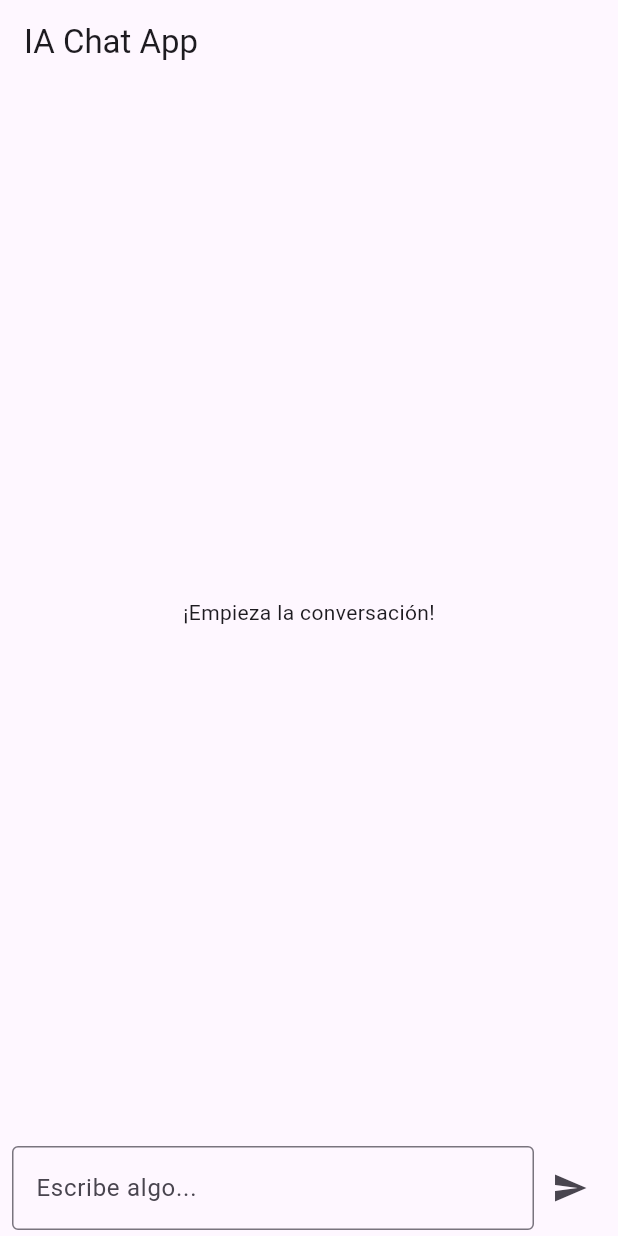
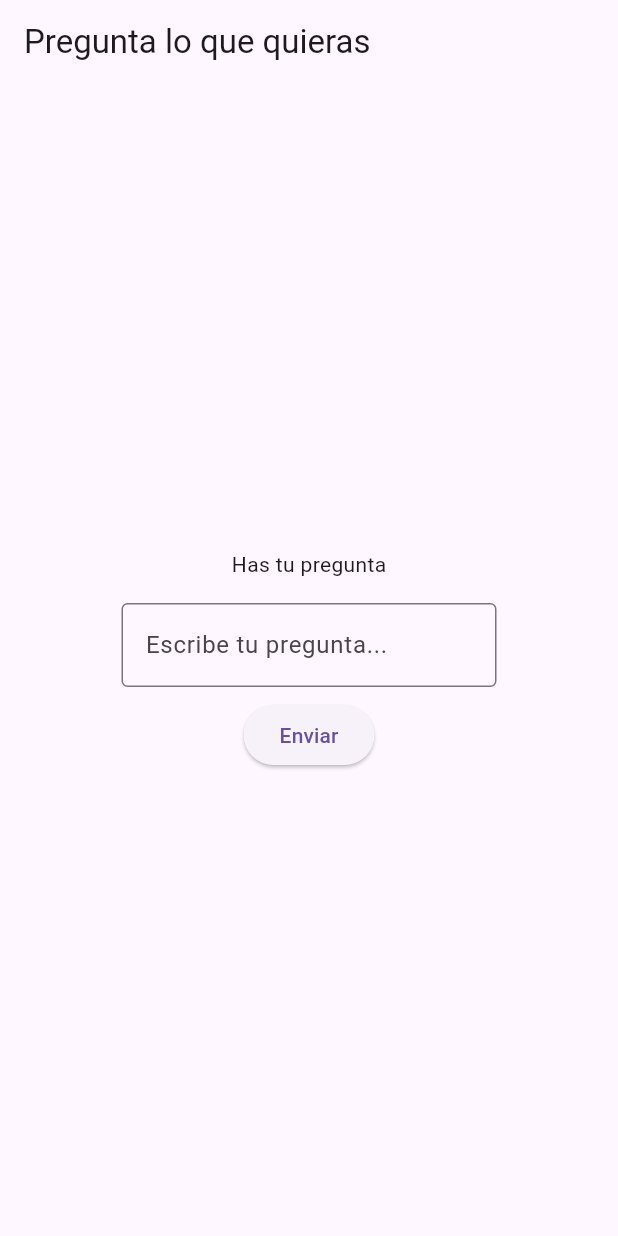
Before and after one commit to SamirL0912/IA, a Flutter app: the screen it shows after launch, on a phone screen of 412 x 824 dp. Run offline on Flutter 3.47's test engine with Material 3 defaults, Android fonts, the phone set to English and light mode, and no system bars; our stand-ins replace equatable, flutter_bloc.

Commit message:
Aplicacion terminada

```diff
--- a/mir/lib/bloc/chat_state.dart
+++ b/mir/lib/bloc/chat_state.dart
@@ -1,5 +1,5 @@
 import 'package:equatable/equatable.dart';
-import 'package:mir/models/chat_model.dart';
+import '../models/chat_model.dart';
 
 abstract class ChatState extends Equatable {
   const ChatState();
@@ -12,10 +12,10 @@ class ChatInitial extends ChatState {}
 
 class ChatLoading extends ChatState {}
 
-class ChatLoaded extends ChatState {
+class ChatSuccess extends ChatState {
   final List<ChatMessage> messages;
 
-  const ChatLoaded(this.messages);
+  const ChatSuccess(this.messages);
 
   @override
   List<Object?> get props => [messages];
--- a/mir/lib/main.dart
+++ b/mir/lib/main.dart
@@ -1,14 +1,14 @@
 import 'package:flutter/material.dart';
 import 'package:flutter_bloc/flutter_bloc.dart';
-import 'package:mir/bloc/chat_bloc.dart';
-import 'package:mir/bloc/chat_state.dart';
-import 'package:mir/views/failure_view.dart';
-import 'package:mir/views/initial_view.dart';
-import 'package:mir/views/loading_view.dart';
-import 'package:mir/views/success_view.dart';
+import 'bloc/chat_bloc.dart';
+import 'bloc/chat_state.dart';
+import 'views/failure_view.dart';
+import 'views/initial_view.dart';
+import 'views/loading_view.dart';
+import 'views/success_view.dart';
 
 void main() {
-  runApp(MyApp());
+  runApp(const MyApp());
 }
 
 class MyApp extends StatelessWidget {
@@ -17,19 +17,22 @@ class MyApp extends StatelessWidget {
   @override
   Widget build(BuildContext context) {
     return BlocProvider(
-      create: (context) => ChatBloc(),
+      create: (_) => ChatBloc(),
       child: MaterialApp(
         debugShowCheckedModeBanner: false,
         home: BlocBuilder<ChatBloc, ChatState>(
           builder: (context, state) {
+            print("🔄 State actual: $state");
             if (state is ChatInitial) {
-              return InitialView();
-            } else if (state is LoadingView) {
-              return LoadingView();
+              return const InitialView();
+            } else if (state is ChatLoading) {
+              return const LoadingView();
+            } else if (state is ChatSuccess) {
+              return SuccessView(messages: state.messages);
             } else if (state is ChatError) {
-              return FailedView();
+              return FailedView(message: state.error);
             }
-            return InitialView();
+            return const InitialView();
           },
         ),
       ),
--- a/mir/lib/services/openia_service.dart
+++ b/mir/lib/services/openia_service.dart
@@ -2,7 +2,7 @@ import 'dart:convert';
 import 'package:http/http.dart' as http;
 
 class ApiService {
-  final String _apiKey = "sk-a4ecbb226e9c482ea890fd2f70c5671e";
+  final String _apiKey = "sk-a4ecbb226e9c482ea890fd2f70c5671e"; // 🔑
 
   Future<String> sendMessage(String message) async {
     const endpoint = "https://api.deepseek.com/v1/chat/completions";
--- a/mir/lib/views/initial_view.dart
+++ b/mir/lib/views/initial_view.dart
@@ -1,94 +1,43 @@
 import 'package:flutter/material.dart';
 import 'package:flutter_bloc/flutter_bloc.dart';
-import 'package:mir/bloc/chat_bloc.dart';
-import 'package:mir/bloc/chat_event.dart';
-import 'package:mir/bloc/chat_state.dart';
+import '../bloc/chat_bloc.dart';
+import '../bloc/chat_event.dart';
 
 class InitialView extends StatelessWidget {
-  InitialView({super.key});
-
-  final TextEditingController _controller = TextEditingController();
+  const InitialView({super.key});
 
   @override
   Widget build(BuildContext context) {
-    return BlocListener<ChatBloc, ChatState>(
-      listener: (context, state) {
-        if (state is ChatLoading) {}
-      },
-      child: Scaffold(
-        appBar: AppBar(title: const Text("IA Chat App")),
-        body: Column(
+    final controller = TextEditingController();
+
+    return Scaffold(
+      appBar: AppBar(title: const Text("Pregunta lo que quieras")),
+      body: Center(
+        child: Column(
+          mainAxisAlignment: MainAxisAlignment.center,
           children: [
-            Expanded(
-              child: BlocBuilder<ChatBloc, ChatState>(
-                builder: (context, state) {
-                  if (state is ChatInitial) {
-                    return const Center(
-                      child: Text("¡Empieza la conversación!"),
-                    );
-                  } else if (state is ChatLoading) {
-                    return const Center(child: CircularProgressIndicator());
-                  } else if (state is ChatLoaded) {
-                    return ListView.builder(
-                      itemCount: state.messages.length,
-                      itemBuilder: (context, index) {
-                        final msg = state.messages[index];
-                        final isUser = msg.role == 'user';
-                        return Align(
-                          alignment:
-                              isUser
-                                  ? Alignment.centerRight
-                                  : Alignment.centerLeft,
-                          child: Container(
-                            margin: const EdgeInsets.symmetric(
-                              vertical: 4,
-                              horizontal: 8,
-                            ),
-                            padding: const EdgeInsets.all(12),
-                            decoration: BoxDecoration(
-                              color: isUser ? Colors.blue : Colors.grey[700],
-                              borderRadius: BorderRadius.circular(12),
-                            ),
-                            child: Text(
-                              msg.content,
-                              style: const TextStyle(color: Colors.white),
-                            ),
-                          ),
-                        );
-                      },
-                    );
-                  } else if (state is ChatError) {
-                    return Center(child: Text("Error: ${state.error}"));
-                  }
-                  return const SizedBox();
-                },
-              ),
-            ),
-            Padding(
-              padding: const EdgeInsets.symmetric(horizontal: 8, vertical: 4),
-              child: Row(
-                children: [
-                  Expanded(
+            const Text("Has tu pregunta"),
+            const SizedBox(height: 16),
+            SizedBox(
+              width: 250,
               child: TextField(
-                      controller: _controller,
+                controller: controller,
                 decoration: const InputDecoration(
-                        hintText: "Escribe algo...",
+                  hintText: "Escribe tu pregunta...",
                   border: OutlineInputBorder(),
                 ),
               ),
             ),
-                  IconButton(
-                    icon: const Icon(Icons.send),
+            const SizedBox(height: 8),
+            ElevatedButton(
               onPressed: () {
-                      final text = _controller.text.trim();
+                final text = controller.text.trim();
                 if (text.isNotEmpty) {
                   context.read<ChatBloc>().add(SendMessageEvent(text));
-                        _controller.clear();
+                  controller.clear();
                 }
               },
-                  ),
-                ],
-              ),
+              child: const Text("Enviar"),
             ),
           ],
         ),
```
Also changed, not shown: mir/lib/bloc/chat_bloc.dart (+15 -11 lines), mir/lib/views/failure_view.dart (+3 -33 lines), mir/lib/views/loading_view.dart (+1 -12 lines), mir/lib/views/success_view.dart (+66 -21 lines). Lines whose indentation alone changed are shown as unchanged.
